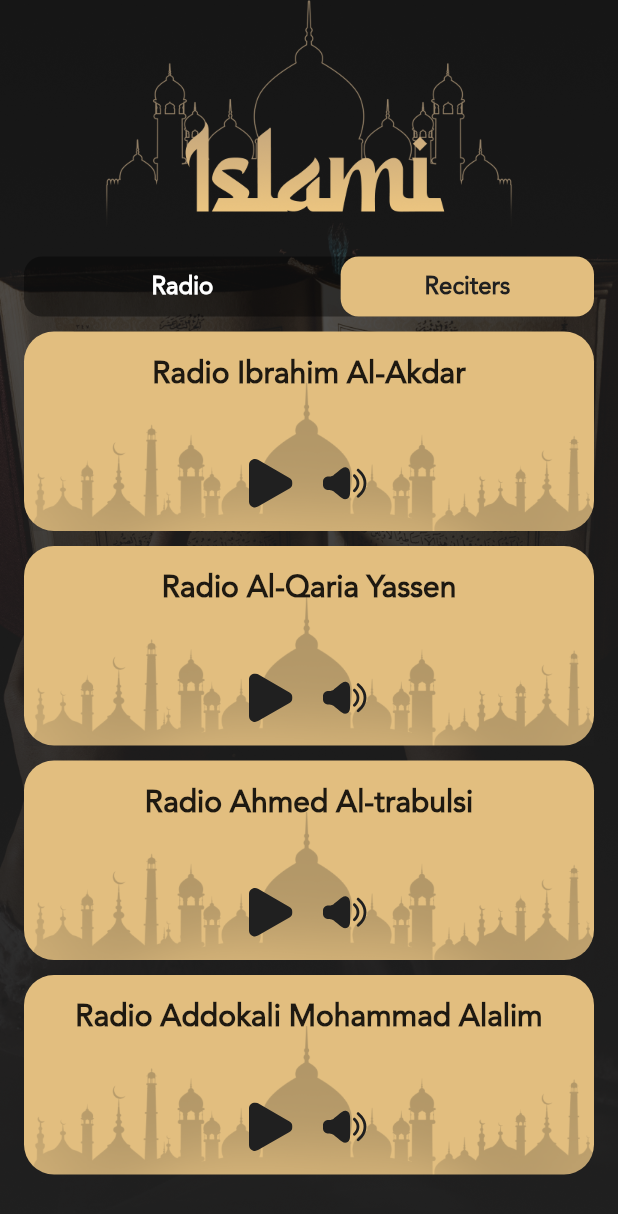
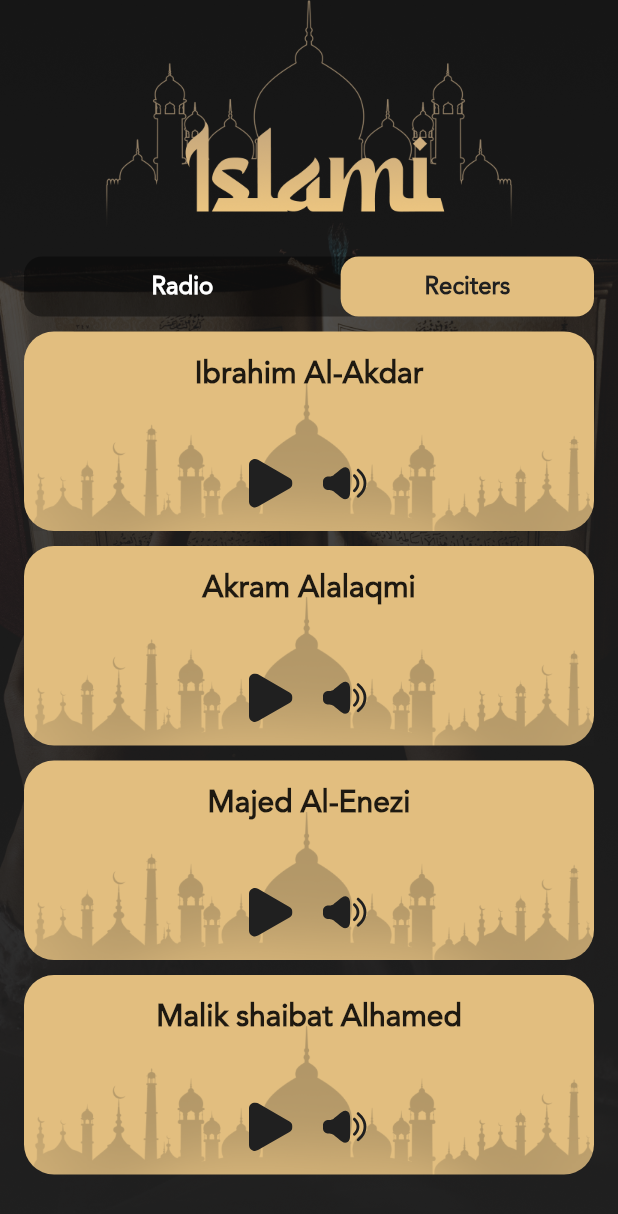
Before and after one commit to youssefmo589-tech/Islami_App, a Flutter app: the Radioo screen opened directly, on a phone screen of 412 x 824 dp. Shown: the top 1214 px of the screen. Run offline on Flutter 3.47's test engine with Material 3 defaults, Android fonts, the phone set to English and light mode, and no system bars; our stand-ins replace carousel_slider, flutter_svg, shared_preferences, vector_graphics; accounts and stored records are empty.

Commit message:
updated UI for RadioPage

```diff
--- a/lib/modules/Radio/Radio.dart
+++ b/lib/modules/Radio/Radio.dart
@@ -15,16 +15,27 @@ class Radioo extends StatefulWidget {
 class _RadiooState extends State<Radioo> {
   bool _isradioselected = false;
 
-  List<RadioCard>radiolist = [
-    RadioCard(txt: "Radio Ibrahim Al-Akdar"),
-    RadioCard(txt: "Radio Al-Qaria Yassen"),
+  List<Radio_RecitersCard>radiolist = [
+    Radio_RecitersCard(txt: "Radio Ibrahim Al-Akdar"),
+    Radio_RecitersCard(txt: "Radio Al-Qaria Yassen"),
 
-    RadioCard(txt: "Radio Ahmed Al-trabulsi"),
+    Radio_RecitersCard(txt: "Radio Ahmed Al-trabulsi"),
 
-    RadioCard(txt: "Radio Addokali Mohammad Alalim"),
+    Radio_RecitersCard(txt: "Radio Addokali Mohammad Alalim"),
 
 
   ];
+  List<Radio_RecitersCard>reciterslist = [
+    Radio_RecitersCard(txt: "Ibrahim Al-Akdar"),
+    Radio_RecitersCard(txt: "Akram Alalaqmi"),
+
+    Radio_RecitersCard(txt: "Majed Al-Enezi"),
+
+    Radio_RecitersCard(txt: "Malik shaibat Alhamed"),
+
+
+  ];
+
 
   Widget build(BuildContext context) {
     return SafeArea(
@@ -142,13 +153,13 @@ class _RadiooState extends State<Radioo> {
                     ),
                     SizedBox(height: 10,),
 
-                    ListView.separated(
+                    _isradioselected ? ListView.separated(
                       padding: EdgeInsets.only(bottom: 10),
                       shrinkWrap: true,
                       physics: NeverScrollableScrollPhysics(),
 
                       itemBuilder: (context, index) {
-                        return RadioCard(txt: radiolist[index].txt);
+                        return Radio_RecitersCard(txt: radiolist[index].txt);
                       },
 
                       separatorBuilder: (context, index) {
@@ -156,6 +167,22 @@ class _RadiooState extends State<Radioo> {
                       },
 
                       itemCount: radiolist.length,
+
+                    )
+                        : ListView.separated(
+                      padding: EdgeInsets.only(bottom: 10),
+                      shrinkWrap: true,
+                      physics: NeverScrollableScrollPhysics(),
+
+                      itemBuilder: (context, index) {
+                        return Radio_RecitersCard(txt: reciterslist[index].txt);
+                      },
+
+                      separatorBuilder: (context, index) {
+                        return SizedBox(height: 10,);
+                      },
+
+                      itemCount: reciterslist.length,
 
                     )
 
--- a/lib/modules/Radio/RadioCard.dart
+++ b/lib/modules/Radio/RadioCard.dart
@@ -3,26 +3,26 @@ import 'package:flutter/cupertino.dart';
 import '../../core/gen/assets.gen.dart';
 import '../../core/theme/AppColors.dart';
 
-class RadioCard extends StatefulWidget {
+class Radio_RecitersCard extends StatefulWidget {
   final String txt;
 
   bool isplayed;
 
   bool volumehigh;
 
-  RadioCard({
+  Radio_RecitersCard({
     super.key,
     required this.txt,
     this.isplayed = false,
     this.volumehigh = true,
   });
 
-  State<RadioCard> createState() {
+  State<Radio_RecitersCard> createState() {
     return _RadioCardState();
   }
 }
 
-class _RadioCardState extends State<RadioCard> {
+class _RadioCardState extends State<Radio_RecitersCard> {
   Widget build(BuildContext context) {
     return Container(
       width: double.infinity,
```
